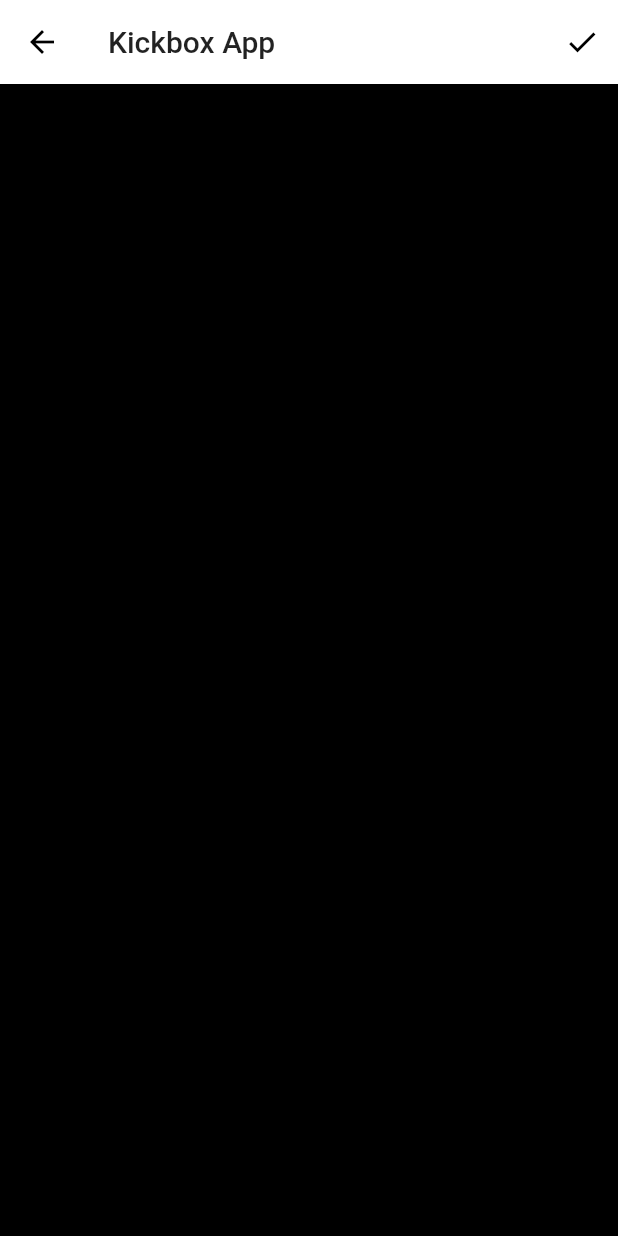
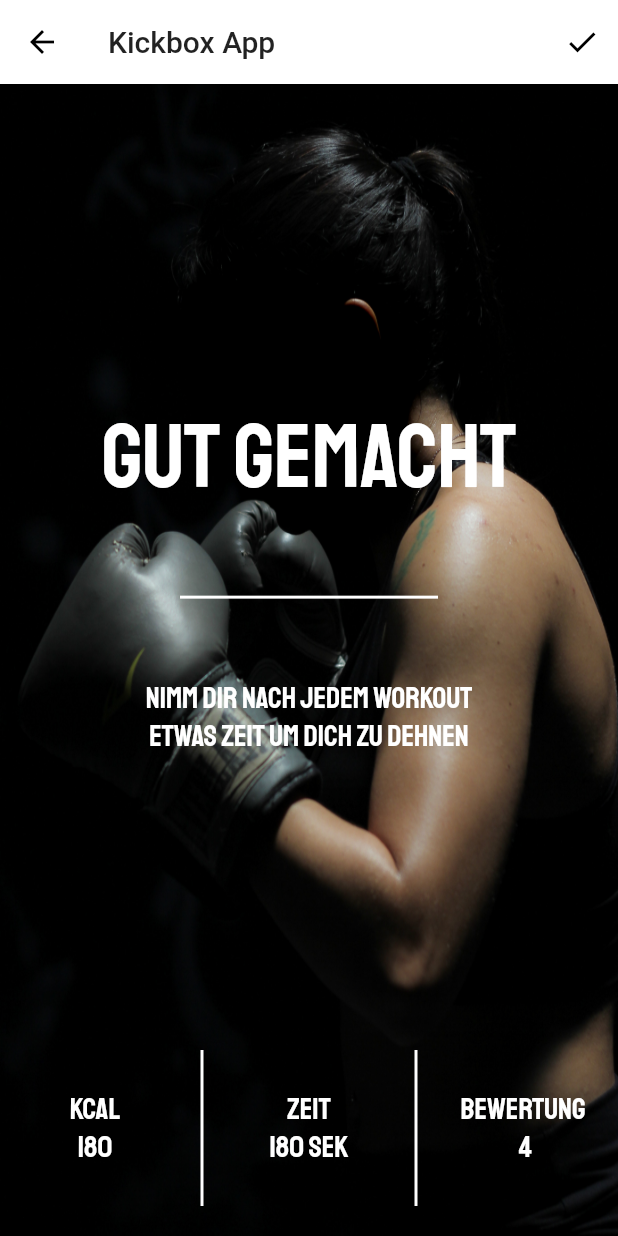
Before and after one commit to tabearunzheimer/boxing_app, a Flutter app: the DoneWorkoutScreen screen opened by its route, on a phone screen of 412 x 824 dp. Run offline on Flutter 3.47's test engine with Material 2 defaults, Android fonts, the phone set to English and light mode, and no system bars; our stand-ins replace flutter_calendar_carousel, shared_preferences; accounts and stored records are empty.

```diff
--- a/lib/screens/done_workout_screen.dart
+++ b/lib/screens/done_workout_screen.dart
@@ -22,7 +22,76 @@
         ],
       ),
       body: Container(
-        color: Colors.black,
+        child: Stack(
+          children: <Widget>[
+            Container(
+              ///Hintergrundbild
+              child: new Image.asset(
+                'assets/img/female_boxer.jpg',
+                fit: BoxFit.fill,
+                height: 900.0,
+              ),
+            ),
+            Container(
+              width: MediaQuery.of(context).size.width,
+              height: (MediaQuery.of(context).size.height / 2.5),
+              margin: EdgeInsets.only(top: (MediaQuery.of(context).size.height / 5)),
+              //color: Colors.red,
+              child: Column(
+                mainAxisAlignment: MainAxisAlignment.spaceEvenly,
+                crossAxisAlignment: CrossAxisAlignment.center,
+                children: <Widget>[
+                  Text("Gut gemacht", style: Theme.of(context).textTheme.headline,),
+                  Divider(
+                    color: Colors.white,
+                    indent: 120,
+                    endIndent: 120,
+                    thickness: 2,
+                  ),
+                  Container(
+                    padding: EdgeInsets.only(left: 80, right: 80),
+                    child: Text("Nimm dir nach jedem Workout etwas Zeit um dich zu dehnen", textAlign: TextAlign.center,),
+                  ),
+                ],
+              ),
+            ),
+            Container(
+              width: MediaQuery.of(context).size.width,
+              height: 200,
+              margin: EdgeInsets.fromLTRB(0, (MediaQuery.of(context).size.height - 200), 0, 0),
+              //color: Colors.green,
+              child: Row(
+                mainAxisAlignment: MainAxisAlignment.spaceEvenly,
+                children: <Widget>[
+                  Container(
+                    width: MediaQuery.of(context).size.width/3.5,
+                    child: Text("kcal\n180",textAlign: TextAlign.center,),
+                  ),
+                  VerticalDivider(
+                    indent: 20,
+                    endIndent: 20,
+                    color: Colors.white,
+                    thickness: 2,
+                  ),
+                  Container(
+                    width: MediaQuery.of(context).size.width/3.5,
+                    child:  Text("Zeit\n180 sek",textAlign: TextAlign.center,),
+                  ),
+                  VerticalDivider(
+                    indent: 20,
+                    endIndent: 20,
+                    color: Colors.white,
+                    thickness: 2,
+                  ),
+                  Container(
+                    width: MediaQuery.of(context).size.width/3.5,
+                    child: Text("Bewertung\n 4",textAlign: TextAlign.center,),
+                  ),
+                ],
+              ),
+            ),
+          ],
+        ),
       ),
     );
   }
```
